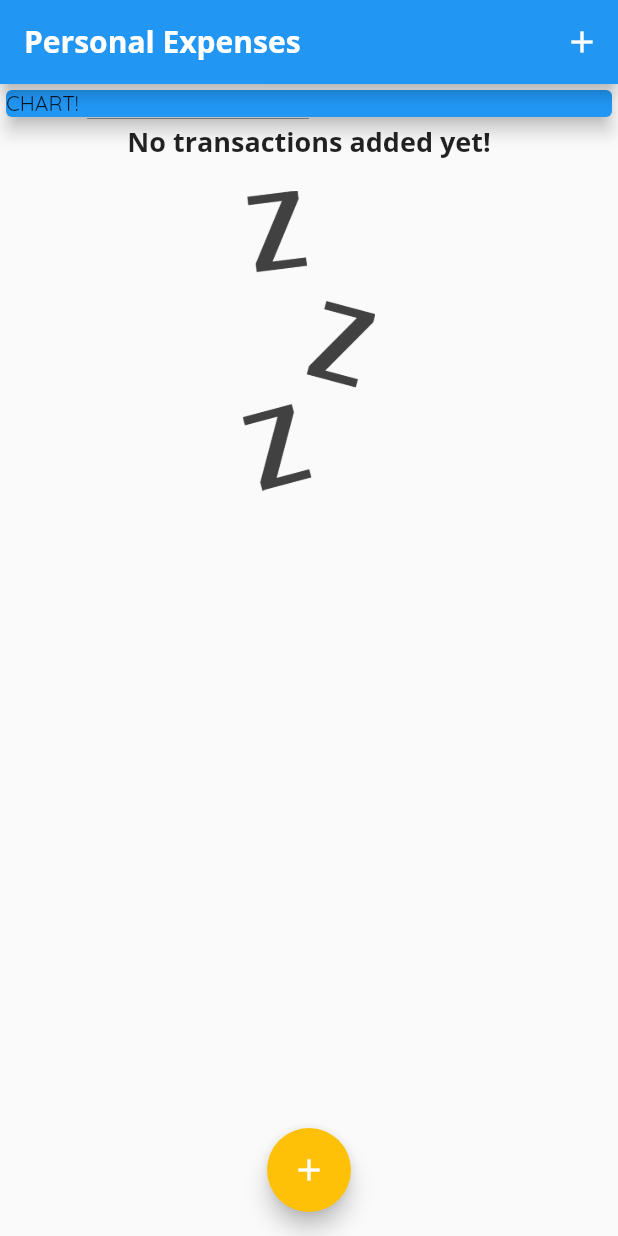
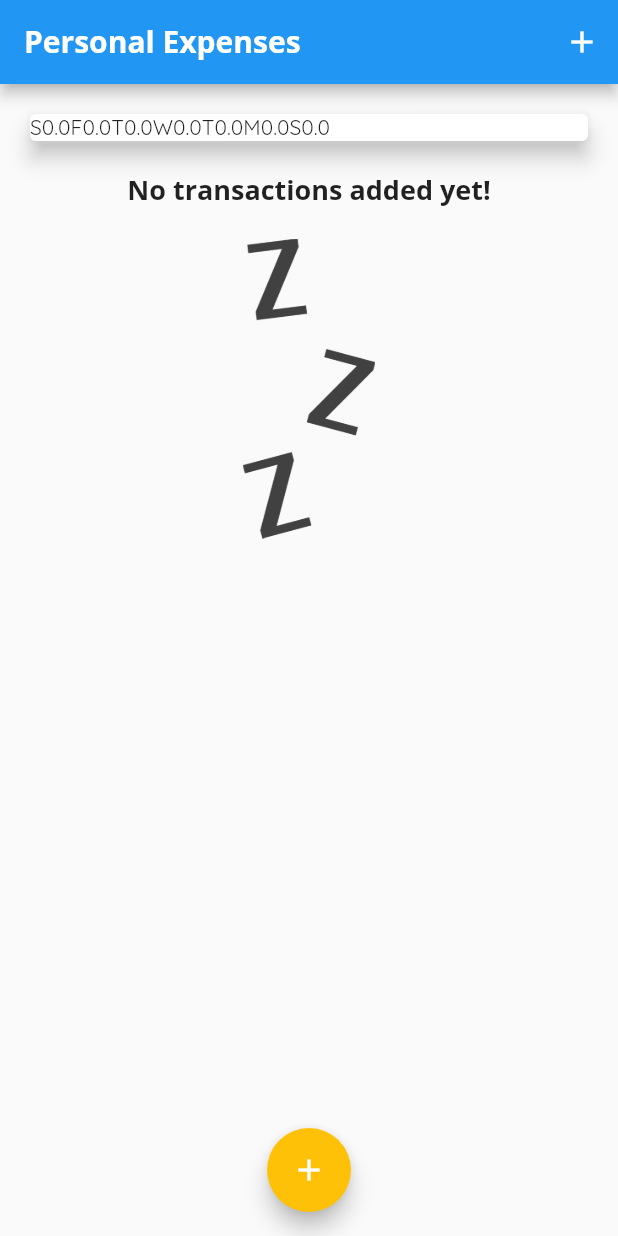
Before and after one commit to thefarismd/expenseplanner, a Flutter app: the screen it shows after launch, on a phone screen of 412 x 824 dp. Run offline on Flutter 3.47's test engine with Material 2 defaults, Android fonts, the phone set to English and light mode, and no system bars.

Commit message:
sizebox, container, mapping, stack widget, fractionallysizedbox widget

```diff
--- a/lib/main.dart
+++ b/lib/main.dart
@@ -2,6 +2,7 @@ import 'package:expense_planner/widgets/transaction_list.dart';
 import 'package:flutter/material.dart';
 import './widgets/new_transaction.dart';
 import './models/transaction.dart';
+import './widgets/chart.dart';
 
 void main() => runApp(MyApp());
 
@@ -55,6 +56,18 @@ class _MyHomePageState extends State<MyHomePage> {
     //     date: DateTime.now()),
   ];
 
+  List<Transaction> get _recentTransactions {
+    return _userTransactions.where((tx) {
+      return tx.date.isAfter(
+        DateTime.now().subtract(
+          Duration(
+            days: 7,
+          ),
+        ),
+      );
+    }).toList();
+  }
+
   void _addNewTransaction(String title, double amount) {
     final newTx = Transaction(
         id: DateTime.now().toString(),
@@ -93,14 +106,7 @@ class _MyHomePageState extends State<MyHomePage> {
           mainAxisAlignment: MainAxisAlignment.start,
           crossAxisAlignment: CrossAxisAlignment.center,
           children: [
-            Container(
-              width: double.infinity,
-              child: Card(
-                color: Colors.blue,
-                child: Text('CHART!'),
-                elevation: 5,
-              ),
-            ),
+            Chart(_recentTransactions),
             TransactionList(_userTransactions),
           ],
         ),
--- /dev/null
+++ b/lib/widgets/chart.dart
@@ -0,0 +1,47 @@
+import 'package:flutter/material.dart';
+import '../models/transaction.dart';
+import 'package:intl/intl.dart';
+
+class Chart extends StatelessWidget {
+  // const MyWidget({Key key}) : super(key: key);
+
+  final List<Transaction> recentTransactions;
+
+  Chart(this.recentTransactions);
+
+  List<Map<String, Object>> get groupedTransactionValues {
+    return List.generate(7, (index) {
+      final weekDay = DateTime.now().subtract(
+        Duration(days: index),
+      );
+
+      double totalSum = 0.0;
+
+      for (var i = 0; i < recentTransactions.length; i++) {
+        if (recentTransactions[i].date.day == weekDay.day &&
+            recentTransactions[i].date.month == weekDay.month &&
+            recentTransactions[i].date.year == weekDay.year) {
+          totalSum = totalSum + recentTransactions[i].amount;
+        }
+      }
+      return {
+        'day': DateFormat.E().format(weekDay).substring(0, 1),
+        'amount': totalSum,
+      };
+    });
+  }
+
+  @override
+  Widget build(BuildContext context) {
+    return Card(
+      elevation: 6,
+      margin: EdgeInsets.all(20),
+      child: Row(
+        children: groupedTransactionValues
+            .map((data) =>
+                Text(data['day'].toString() + data['amount'].toString()))
+            .toList(),
+      ),
+    );
+  }
+}
```
Also changed, not shown: lib/widgets/chart_bar.dart (added, +49 -0 lines).
